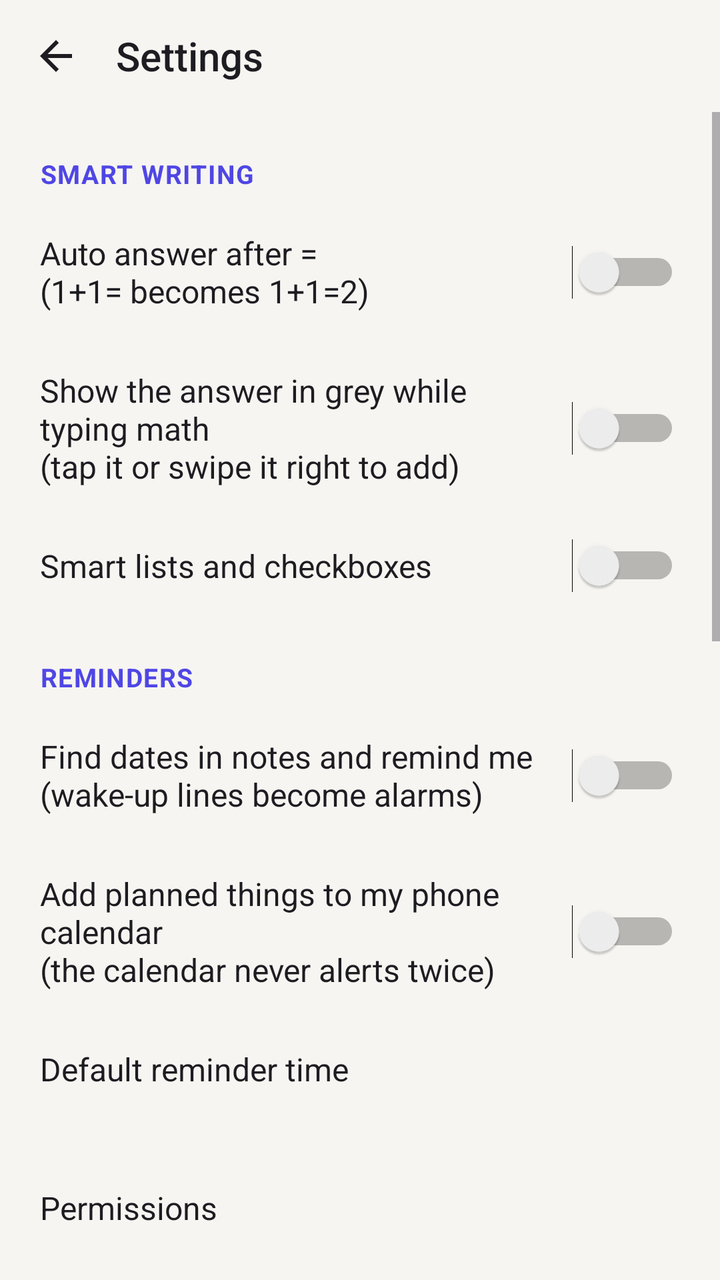
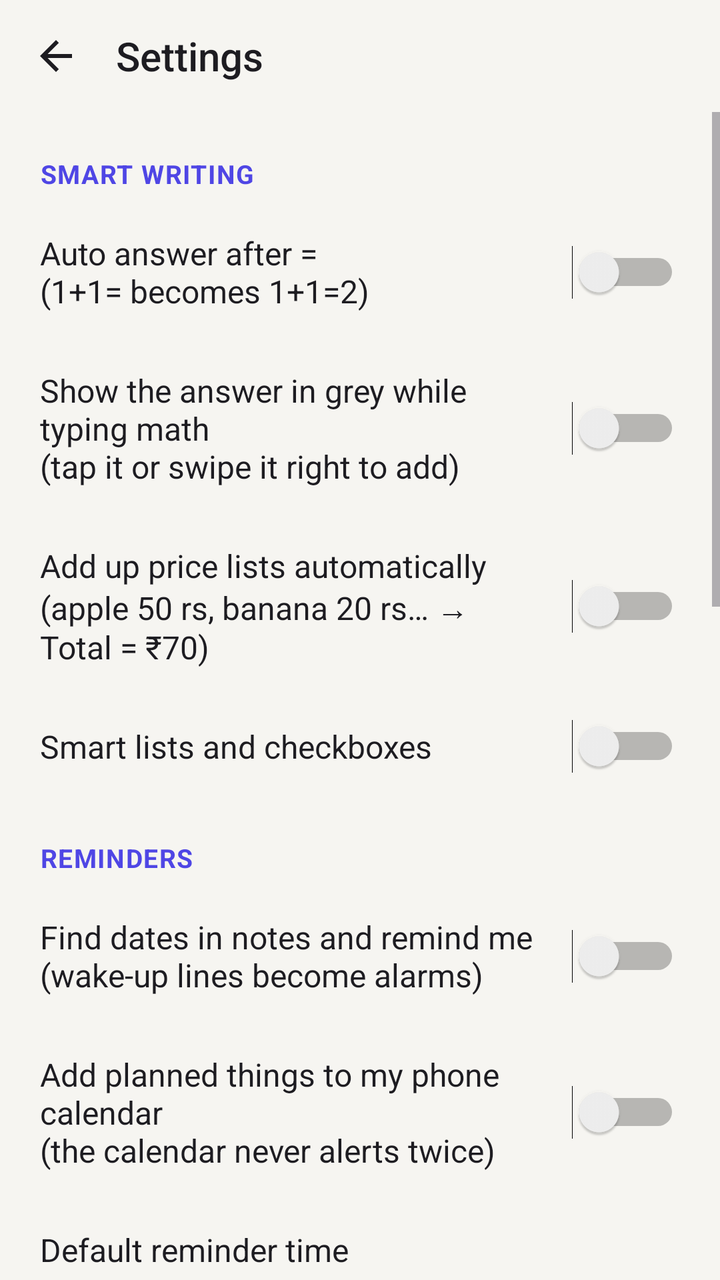

Two renders of the same Android screen: before a commit and after it. Below are the layout's source before the change and the commit's diff.
<!-- AndroidManifest.xml: application theme AppTheme -->
<!-- res/layout/activity_settings.xml -->
<?xml version="1.0" encoding="utf-8"?>
<LinearLayout xmlns:android="http://schemas.android.com/apk/res/android"
    android:layout_width="match_parent"
    android:layout_height="match_parent"
    android:background="@color/bg"
    android:orientation="vertical">

    <LinearLayout
        android:layout_width="match_parent"
        android:layout_height="56dp"
        android:gravity="center_vertical"
        android:orientation="horizontal"
        android:paddingStart="6dp">

        <ImageButton
            android:id="@+id/btn_back"
            style="@style/IconButton"
            android:contentDescription="Back"
            android:src="@drawable/ic_back" />

        <TextView
            android:layout_width="wrap_content"
            android:layout_height="wrap_content"
            android:layout_marginStart="8dp"
            android:fontFamily="sans-serif-medium"
            android:text="Settings"
            android:textColor="@color/text"
            android:textSize="20sp" />
    </LinearLayout>

    <ScrollView
        android:layout_width="match_parent"
        android:layout_height="match_parent">

        <LinearLayout
            android:layout_width="match_parent"
            android:layout_height="wrap_content"
            android:orientation="vertical"
            android:paddingBottom="40dp">

            <TextView style="@style/SettingsHeader" android:text="SMART WRITING" />

            <Switch
                android:id="@+id/sw_auto_math"
                style="@style/SettingsSwitch"
                android:text="Auto answer after =\n(1+1= becomes 1+1=2)" />

            <Switch
                android:id="@+id/sw_math_suggest"
                style="@style/SettingsSwitch"
                android:text="Show the answer in grey while typing math\n(tap it or swipe it right to add)" />

            <Switch
                android:id="@+id/sw_smart_lists"
                style="@style/SettingsSwitch"
                android:text="Smart lists and checkboxes" />

            <TextView style="@style/SettingsHeader" android:text="REMINDERS" />

            <Switch
                android:id="@+id/sw_auto_reminders"
                style="@style/SettingsSwitch"
                android:text="Find dates in notes and remind me\n(wake-up lines become alarms)" />

            <Switch
                android:id="@+id/sw_calendar"
                style="@style/SettingsSwitch"
                android:text="Add planned things to my phone calendar\n(the calendar never alerts twice)" />

            <LinearLayout android:id="@+id/row_default_time" style="@style/SettingsRow">
                <TextView style="@style/SettingsTitle" android:text="Default reminder time" />
                <TextView android:id="@+id/txt_default_time" style="@style/SettingsSub" />
            </LinearLayout>

            <LinearLayout android:id="@+id/row_permissions" style="@style/SettingsRow">
                <TextView style="@style/SettingsTitle" android:text="Permissions" />
                <TextView android:id="@+id/txt_permissions" style="@style/SettingsSub" />
            </LinearLayout>

            <LinearLayout android:id="@+id/row_fullscreen" style="@style/SettingsRow" android:visibility="gone">
                <TextView style="@style/SettingsTitle" android:text="Allow full-screen alarms" />
                <TextView style="@style/SettingsSub"
                    android:text="So “wake me up at 6 am” shows a big Stop / Snooze screen over the lock screen. Tap to allow." />
            </LinearLayout>

            <LinearLayout android:id="@+id/row_exact" style="@style/SettingsRow" android:visibility="gone">
                <TextView style="@style/SettingsTitle" android:text="Allow on-time alarms" />
                <TextView style="@style/SettingsSub"
                    android:text="Your phone may deliver reminders a few minutes late. Tap to allow exact alarms." />
            </LinearLayout>

            <TextView style="@style/SettingsHeader" android:text="YOUR DATA" />

            <LinearLayout style="@style/SettingsRow" android:clickable="false">
                <TextView style="@style/SettingsTitle" android:text="Storage" />
                <TextView android:id="@+id/txt_storage" style="@style/SettingsSub" />
            </LinearLayout>

            <LinearLayout android:id="@+id/row_export" style="@style/SettingsRow">
                <TextView style="@style/SettingsTitle" android:text="Export backup" />
                <TextView style="@style/SettingsSub"
                    android:text="Save all notes to a file (Downloads, Drive…). Good before changing phones." />
            </LinearLayout>

            <LinearLayout android:id="@+id/row_import" style="@style/SettingsRow">
                <TextView style="@style/SettingsTitle" android:text="Restore from backup" />
                <TextView style="@style/SettingsSub" android:text="Bring notes back from a backup file." />
            </LinearLayout>

            <LinearLayout android:id="@+id/row_delete_all" style="@style/SettingsRow">
                <TextView style="@style/SettingsTitle" android:text="Delete all data" android:textColor="@color/danger" />
                <TextView style="@style/SettingsSub"
                    android:text="Erase every note, reminder and setting from this phone." />
            </LinearLayout>

            <TextView style="@style/SettingsHeader" android:text="APP UPDATES" />

            <Switch
                android:id="@+id/sw_auto_update"
                style="@style/SettingsSwitch"
                android:text="Check for updates automatically\n(a popup appears when a new version is ready)" />

            <LinearLayout android:id="@+id/row_check_update" style="@style/SettingsRow">
                <TextView style="@style/SettingsTitle" android:text="Check for updates now" />
                <TextView android:id="@+id/txt_update" style="@style/SettingsSub" />
            </LinearLayout>

            <TextView style="@style/SettingsHeader" android:text="ABOUT" />

            <LinearLayout android:id="@+id/row_help" style="@style/SettingsRow">
                <TextView style="@style/SettingsTitle" android:text="How to use" />
                <TextView android:id="@+id/txt_version" style="@style/SettingsSub" />
            </LinearLayout>
        </LinearLayout>
    </ScrollView>
</LinearLayout>
<!-- resources referenced by this layout -->
<resources>
  <color name="bg">#F6F5F1</color>
  <color name="danger">#C93636</color>
  <color name="text">#1D1C21</color>
  <!-- drawable ic_back (drawable) -->
  <?xml version="1.0" encoding="utf-8"?>
  <vector xmlns:android="http://schemas.android.com/apk/res/android"
      android:width="24dp" android:height="24dp" android:viewportWidth="24" android:viewportHeight="24">
      <path android:fillColor="#FF000000" android:pathData="M20,11H7.83l5.59,-5.59L12,4l-8,8 8,8 1.41,-1.41L7.83,13H20v-2z" />
  </vector>
  <style name="IconButton">
          <item name="android:layout_width">44dp</item>
          <item name="android:layout_height">44dp</item>
          <item name="android:padding">10dp</item>
          <item name="android:background">@drawable/bg_round_ripple</item>
          <item name="android:scaleType">centerInside</item>
          <item name="android:tint">@color/text</item>
      </style>
  <style name="SettingsHeader">
          <item name="android:layout_width">match_parent</item>
          <item name="android:layout_height">wrap_content</item>
          <item name="android:paddingStart">20dp</item>
          <item name="android:paddingTop">22dp</item>
          <item name="android:paddingBottom">6dp</item>
          <item name="android:textSize">13sp</item>
          <item name="android:textStyle">bold</item>
          <item name="android:textColor">@color/accent</item>
          <item name="android:letterSpacing">0.04</item>
      </style>
  <style name="SettingsRow">
          <item name="android:layout_width">match_parent</item>
          <item name="android:layout_height">wrap_content</item>
          <item name="android:orientation">vertical</item>
          <item name="android:paddingStart">20dp</item>
          <item name="android:paddingEnd">20dp</item>
          <item name="android:paddingTop">14dp</item>
          <item name="android:paddingBottom">14dp</item>
          <item name="android:background">?android:attr/selectableItemBackground</item>
          <item name="android:clickable">true</item>
          <item name="android:focusable">true</item>
      </style>
  <style name="SettingsSub">
          <item name="android:layout_width">match_parent</item>
          <item name="android:layout_height">wrap_content</item>
          <item name="android:layout_marginTop">2dp</item>
          <item name="android:textSize">13sp</item>
          <item name="android:textColor">@color/text2</item>
      </style>
  <style name="SettingsSwitch">
          <item name="android:layout_width">match_parent</item>
          <item name="android:layout_height">wrap_content</item>
          <item name="android:paddingStart">20dp</item>
          <item name="android:paddingEnd">20dp</item>
          <item name="android:paddingTop">14dp</item>
          <item name="android:paddingBottom">14dp</item>
          <item name="android:textSize">16sp</item>
          <item name="android:textColor">@color/text</item>
          <item name="android:switchPadding">16dp</item>
      </style>
  <style name="SettingsTitle">
          <item name="android:layout_width">match_parent</item>
          <item name="android:layout_height">wrap_content</item>
          <item name="android:textSize">16sp</item>
          <item name="android:textColor">@color/text</item>
      </style>
  <!-- drawable bg_round_ripple (drawable) -->
  <?xml version="1.0" encoding="utf-8"?>
  <ripple xmlns:android="http://schemas.android.com/apk/res/android" android:color="#22888888"
      android:radius="22dp" />
  <color name="accent">#4F46E5</color>
  <color name="text2">#6E6B75</color>
  <color name="hint">#A6A3AC</color>
  <style name="DialogTheme" parent="android:Theme.Material.Light.Dialog.Alert">
          <item name="android:colorAccent">@color/accent</item>
      </style>
  <!-- unchanged entries left out for length: 1 -->
</resources>

<!-- the commit's change to res/layout/activity_settings.xml (unified diff, before → after) -->
@@ -49,6 +49,11 @@
                 android:id="@+id/sw_math_suggest"
                 style="@style/SettingsSwitch"
                 android:text="Show the answer in grey while typing math\n(tap it or swipe it right to add)" />
+
+            <Switch
+                android:id="@+id/sw_list_totals"
+                style="@style/SettingsSwitch"
+                android:text="Add up price lists automatically\n(apple 50 rs, banana 20 rs… → Total = ₹70)" />
 
             <Switch
                 android:id="@+id/sw_smart_lists"
